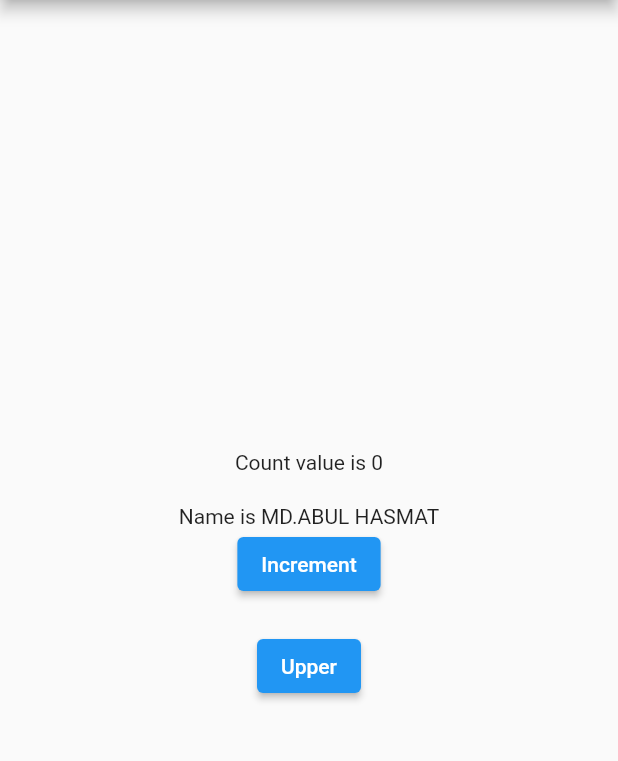
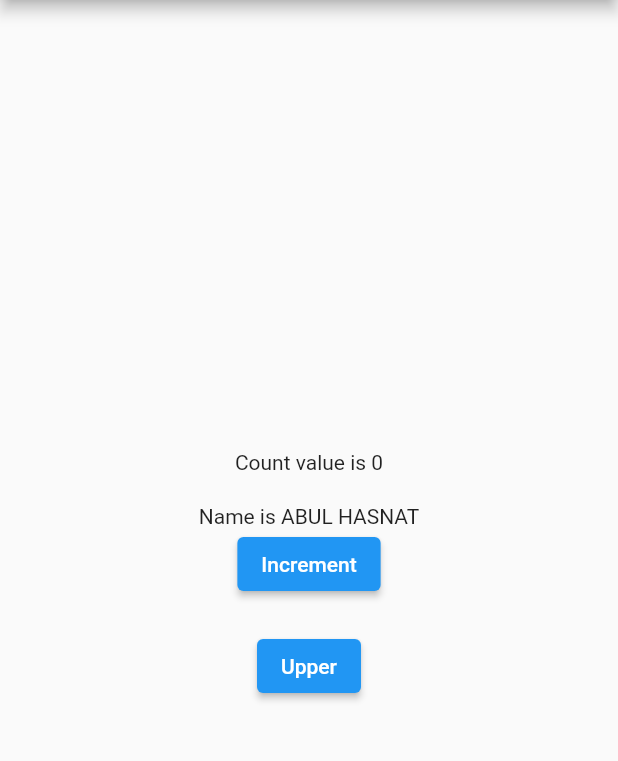
Before and after one commit to muahasnat/Custom-class-with-obx-by-GetX, a Flutter app: the screen it shows after launch, after a tap on "Upper", on a phone screen of 412 x 824 dp, the part 84-845 px from its top. Run offline on Flutter 3.47's test engine with Material 2 defaults, Android fonts, the phone set to English and light mode, and no system bars; our stand-ins replace get.

Commit message:
Add with controller

```diff
--- a/lib/main.dart
+++ b/lib/main.dart
@@ -1,5 +1,6 @@
 import 'package:flutter/material.dart';
 import 'package:get/get.dart';
+import 'package:reactive_statemanagement_using_obx/my_controller.dart';
 import 'package:reactive_statemanagement_using_obx/student.dart';
 
 void main() {
@@ -12,8 +13,9 @@ class MyApp extends StatelessWidget {
     count++;
   }
 
-  // var student = Student();
-  final student = Student(name: "Md.Abul Hasmat", age: 26).obs;
+  //var student = Student();
+  //final student = Student(name: "Md.Abul Hasmat", age: 26).obs;
+  MyController myController = Get.put(MyController());
 
   // This widget is the root of your application.
   @override
@@ -34,7 +36,8 @@ class MyApp extends StatelessWidget {
                 SizedBox(
                   height: 20,
                 ),
-                Obx(() => Text("Name is ${student.value.name}")),
+                //Obx(() => Text("Name is ${student.value.name}")),
+                Obx(() => Text("Name is ${myController.student.value.name}")),
                 ElevatedButton(
                     onPressed: () {
                       increment();
@@ -46,9 +49,11 @@ class MyApp extends StatelessWidget {
                 ElevatedButton(
                     onPressed: () {
                       //student.name.value = student.name.value.toUpperCase();
-                      student.update((student) {
-                        student?.name = student.name.toString().toUpperCase();
-                      });
+                      // student.update((student) {
+                      //   student?.name = student.name.toString().toUpperCase();
+                      // });
+                      //myController.convertToUppercase();
+                      myController.ConvertToUpperCase();
                     },
                     child: Text("Upper")),
               ],
--- /dev/null
+++ b/lib/my_controller.dart
@@ -0,0 +1,16 @@
+import 'package:get/get.dart';
+import 'package:reactive_statemanagement_using_obx/student.dart';
+
+class MyController extends GetxController {
+  // var student = Student();
+  // void convertToUppercase() {
+  //   student.name.value = student.name.value.toUpperCase();
+  // }
+
+  var student = Student(name: "Abul Hasnat", age: 26).obs;
+  void ConvertToUpperCase() {
+    student.update((Student) {
+      Student?.name = Student.name.toString().toUpperCase();
+    });
+  }
+}
--- a/lib/student.dart
+++ b/lib/student.dart
@@ -6,6 +6,7 @@ class Student {
 
   var name;
   var age;
+
   Student({
     this.name,
     this.age,
```
